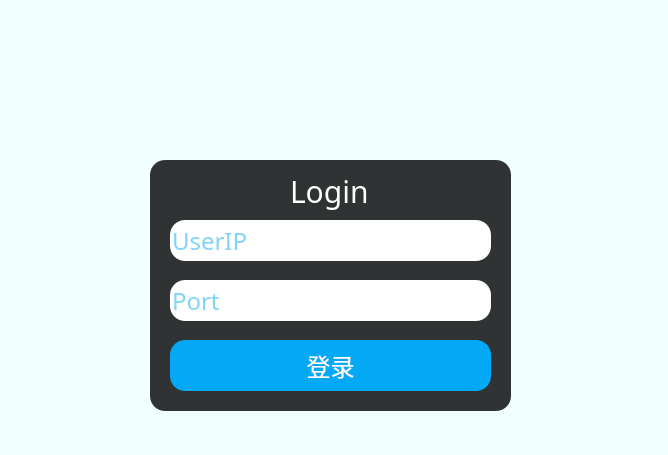
Old version of the form ui/login.ui in the repository ddk1246/socketqq.
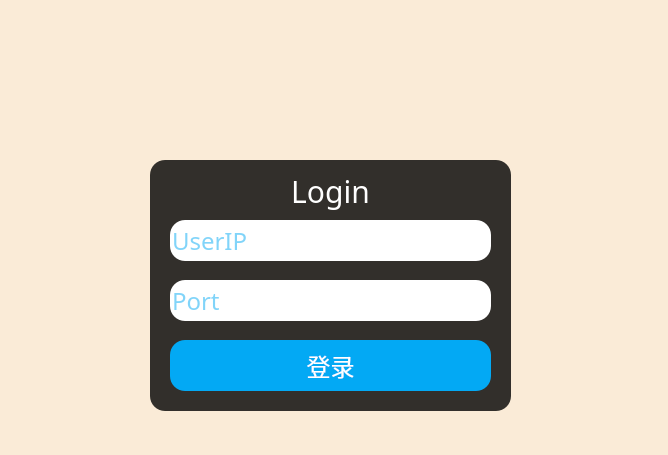
New version of the form. Icons and pictures are not drawn.

What changed in the file:
```diff
--- a/ui/login.ui
+++ b/ui/login.ui
@@ -20,7 +20,7 @@
                 }
                 #Form{
                 background-image:url(D:/cpp/Py zk/socketqq/ui/login.jpg);
-                background-color:#F0FFFF;
+                background-color:#FAEBD7;
                 }
                 QFrame{
                 background:rgba(0,0,0,0.8);
@@ -102,15 +102,18 @@
             <widget class="QLabel" name="label">
                 <property name="geometry">
                     <rect>
-                        <x>140</x>
+                        <x>80</x>
                         <y>10</y>
-                        <width>81</width>
+                        <width>201</width>
                         <height>41</height>
                     </rect>
                 </property>
                 <property name="text">
                     <string>Login</string>
                 </property>
+                <property name="alignment">
+                    <set>Qt::AlignCenter</set>
+                </property>
             </widget>
         </widget>
     </widget>
```
